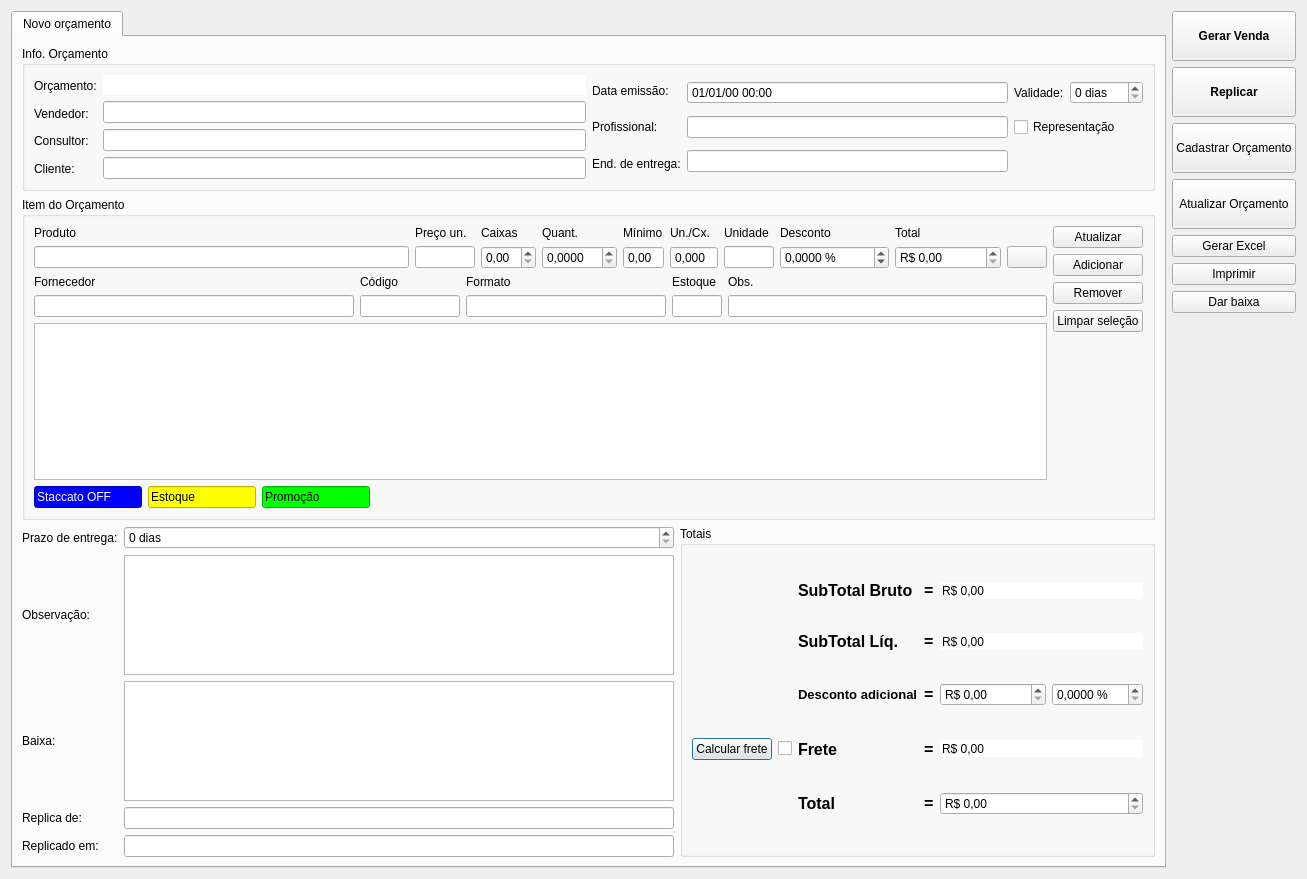
darktorres/ERP-STACCATO, file ui/orcamento.ui: the form before one commit.
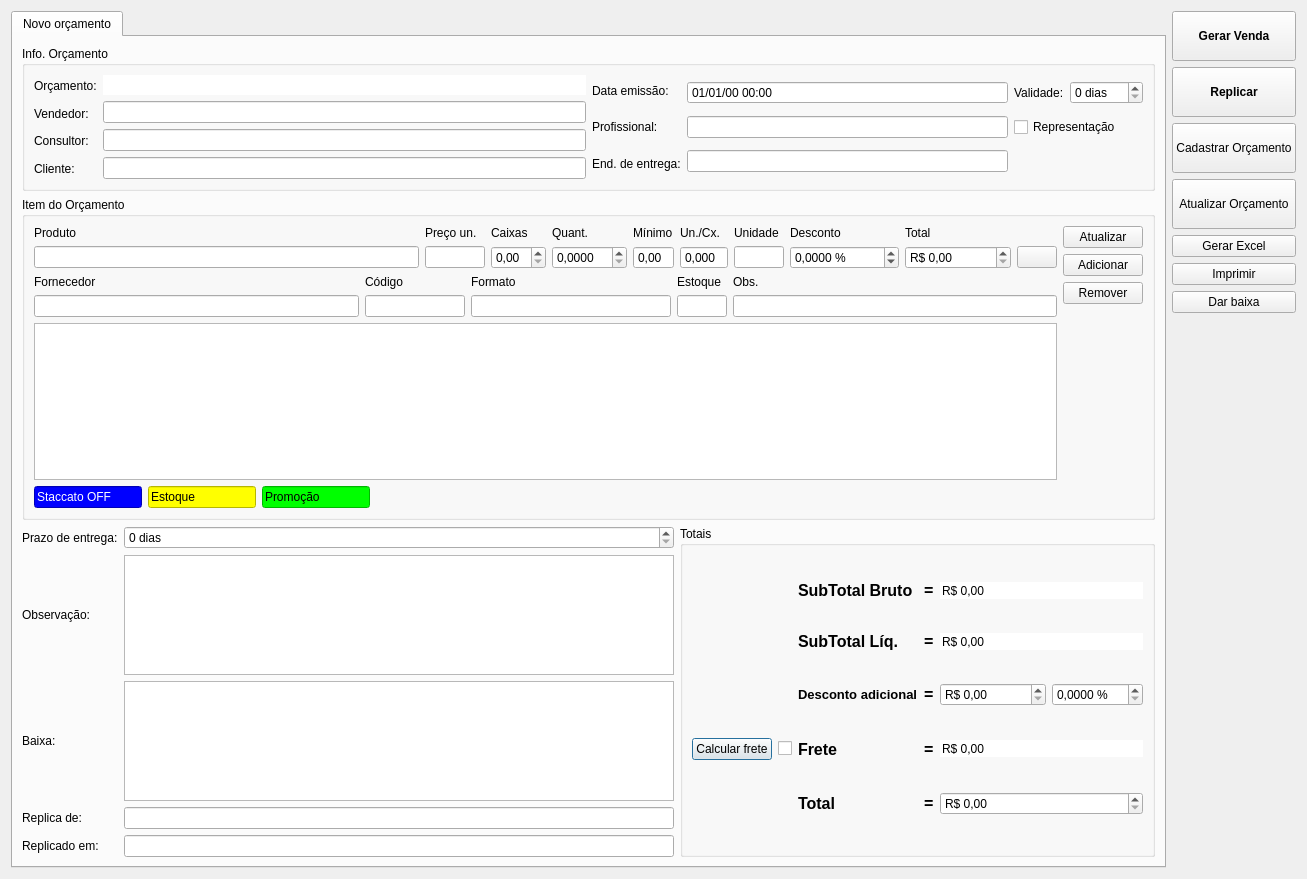
The form after the commit. Icons and pictures are not drawn. Custom widgets are drawn as their Qt base class.

```diff
--- a/ui/orcamento.ui
+++ b/ui/orcamento.ui
@@ -1302,6 +1302,9 @@
             <property name="selectionBehavior">
              <enum>QAbstractItemView::SelectRows</enum>
             </property>
+            <property name="sortingEnabled">
+             <bool>true</bool>
+            </property>
            </widget>
           </item>
           <item row="0" column="1" rowspan="3">
@@ -1345,19 +1348,6 @@
               </property>
              </widget>
             </item>
-            <item>
-             <widget class="QPushButton" name="pushButtonLimparSelecao">
-              <property name="toolTip">
-               <string>&lt;html&gt;&lt;head/&gt;&lt;body&gt;&lt;p&gt;Remover item selecionado&lt;/p&gt;&lt;/body&gt;&lt;/html&gt;</string>
-              </property>
-              <property name="text">
-               <string>Limpar seleção</string>
-              </property>
-              <property name="autoDefault">
-               <bool>false</bool>
-              </property>
-             </widget>
-            </item>
             <item>
              <spacer name="verticalSpacer">
               <property name="orientation">
```
Left out of the diff: 42 changed lines with no effect on the pictures.
